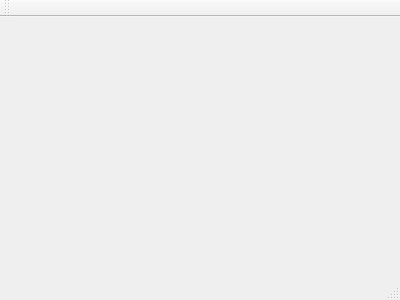
ariel181/MorseCodeTranslator, file mainwindow.ui: the form before one commit.
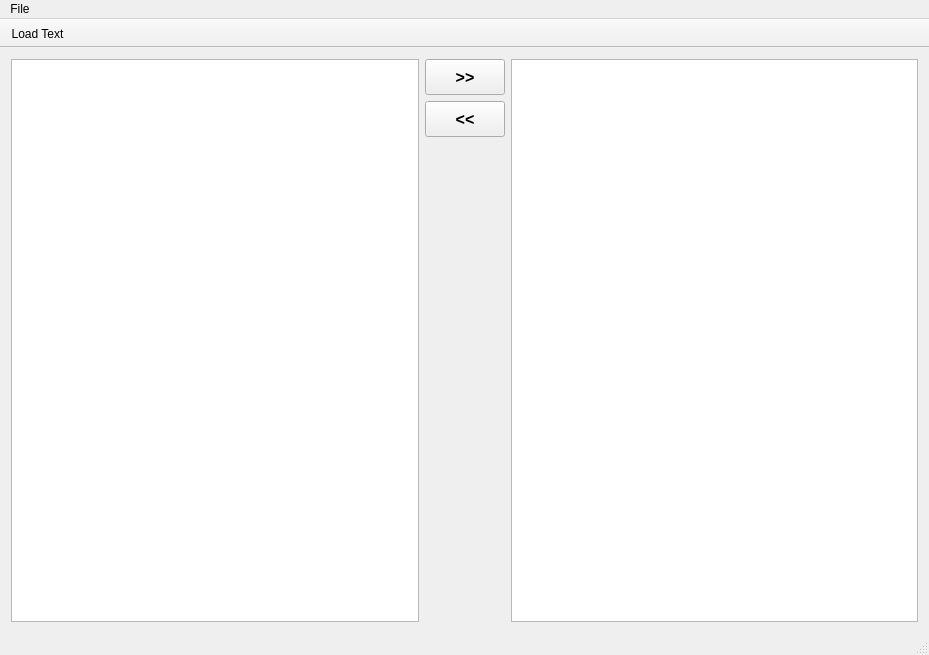
The form after the commit.

Commit message: Wstępny projekt wygladu

Patch:
```diff
--- a/mainwindow.ui
+++ b/mainwindow.ui
@@ -1,24 +1,141 @@
 <ui version="4.0">
  <class>MainWindow</class>
- <widget class="QMainWindow" name="MainWindow" >
-  <property name="geometry" >
+ <widget class="QMainWindow" name="MainWindow">
+  <property name="geometry">
    <rect>
     <x>0</x>
     <y>0</y>
-    <width>400</width>
-    <height>300</height>
+    <width>929</width>
+    <height>655</height>
    </rect>
   </property>
   <property name="windowTitle" >
    <string>MainWindow</string>
   </property>
-  <widget class="QMenuBar" name="menuBar" />
-  <widget class="QToolBar" name="mainToolBar" />
-  <widget class="QWidget" name="centralWidget" />
-  <widget class="QStatusBar" name="statusBar" />
+  <widget class="QWidget" name="centralWidget">
+   <layout class="QGridLayout" name="gridLayout">
+    <item row="0" column="1">
+     <widget class="QPushButton" name="pbToMors">
+      <property name="minimumSize">
+       <size>
+        <width>36</width>
+        <height>36</height>
+       </size>
+      </property>
+      <property name="font">
+       <font>
+        <pointsize>12</pointsize>
+        <weight>75</weight>
+        <bold>true</bold>
+       </font>
+      </property>
+      <property name="text">
+       <string>&gt;&gt;</string>
+      </property>
+     </widget>
+    </item>
+    <item row="1" column="1">
+     <widget class="QPushButton" name="pbToText">
+      <property name="minimumSize">
+       <size>
+        <width>36</width>
+        <height>36</height>
+       </size>
+      </property>
+      <property name="font">
+       <font>
+        <pointsize>12</pointsize>
+        <weight>75</weight>
+        <bold>true</bold>
+       </font>
+      </property>
+      <property name="text">
+       <string>&lt;&lt;</string>
+      </property>
+     </widget>
+    </item>
+    <item row="2" column="1">
+     <spacer name="verticalSpacer">
+      <property name="orientation">
+       <enum>Qt::Vertical</enum>
+      </property>
+      <property name="sizeHint" stdset="0">
+       <size>
+        <width>20</width>
+        <height>40</height>
+       </size>
+      </property>
+     </spacer>
+    </item>
+    <item row="0" column="2" rowspan="3">
+     <widget class="QPlainTextEdit" name="pTMors"/>
+    </item>
+    <item row="0" column="0" rowspan="3">
+     <widget class="QPlainTextEdit" name="pTText"/>
+    </item>
+   </layout>
+  </widget>
+  <widget class="QMenuBar" name="menuBar">
+   <property name="geometry">
+    <rect>
+     <x>0</x>
+     <y>0</y>
+     <width>929</width>
+     <height>28</height>
+    </rect>
+   </property>
+   <widget class="QMenu" name="menuFile">
+    <property name="title">
+     <string>File</string>
+    </property>
+    <addaction name="actionLoad_Text"/>
+    <addaction name="actionLoad_Mors"/>
+    <addaction name="actionSave_Text"/>
+    <addaction name="actionSave_Mors"/>
+    <addaction name="actionExit"/>
+   </widget>
+   <addaction name="menuFile"/>
+  </widget>
+  <widget class="QToolBar" name="mainToolBar">
+   <property name="movable">
+    <bool>false</bool>
+   </property>
+   <attribute name="toolBarArea">
+    <enum>TopToolBarArea</enum>
+   </attribute>
+   <attribute name="toolBarBreak">
+    <bool>false</bool>
+   </attribute>
+   <addaction name="actionLoad_Text"/>
+  </widget>
+  <widget class="QStatusBar" name="statusBar"/>
+  <action name="actionLoad_Text">
+   <property name="text">
+    <string>Load Text</string>
+   </property>
+  </action>
+  <action name="actionLoad_Mors">
+   <property name="text">
+    <string>Load Mors</string>
+   </property>
+  </action>
+  <action name="actionSave_Text">
+   <property name="text">
+    <string>Save Text</string>
+   </property>
+  </action>
+  <action name="actionSave_Mors">
+   <property name="text">
+    <string>Save Mors</string>
+   </property>
+  </action>
+  <action name="actionExit">
+   <property name="text">
+    <string>Exit</string>
+   </property>
+  </action>
  </widget>
- <layoutDefault spacing="6" margin="11" />
- <pixmapfunction></pixmapfunction>
+ <layoutdefault spacing="6" margin="11"/>
  <resources/>
  <connections/>
 </ui>
```
Left out of the diff: 3 changed lines with no effect on the pictures.
